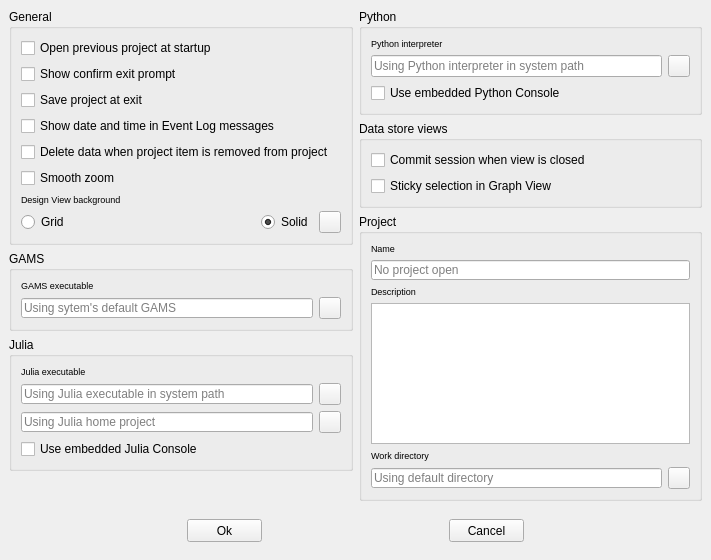
Before: the Qt Designer form spinetoolbox/ui/settings.ui in spine-tools/Spine-Toolbox, drawn with Qt 5.
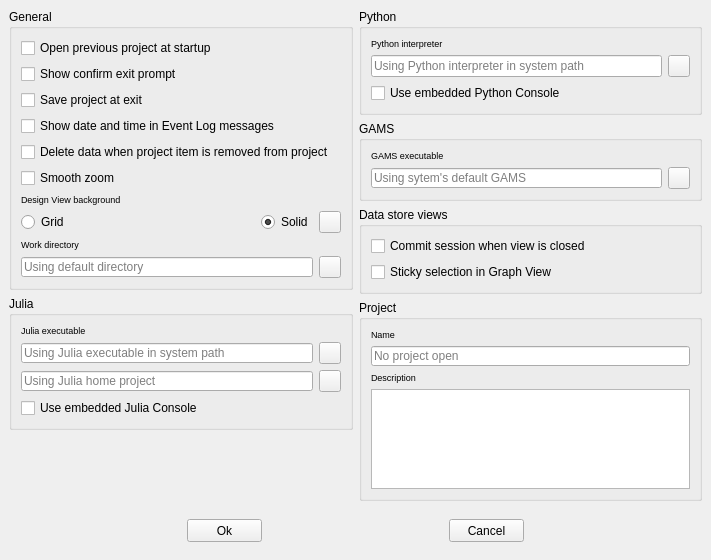
After: the same form once the commit is applied. Icons and pictures are not drawn.

Commit message:
Work directory is now an application setting instead of a project setting. You can change the name of the Project in Settings. Updated ChangeLog.
Issue #257

Diff of the .ui file:
```diff
--- a/spinetoolbox/ui/settings.ui
+++ b/spinetoolbox/ui/settings.ui
@@ -114,7 +114,7 @@
         <property name="autoFillBackground">
          <bool>true</bool>
         </property>
-        <layout class="QVBoxLayout" name="verticalLayout_5" stretch="0,0,0,0">
+        <layout class="QVBoxLayout" name="verticalLayout_5" stretch="0,0,0">
          <property name="spacing">
           <number>6</number>
          </property>
@@ -297,32 +297,22 @@
               </item>
              </layout>
             </item>
-           </layout>
-          </widget>
-         </item>
          <item>
-          <widget class="QGroupBox" name="groupBox_gams">
-           <property name="title">
-            <string>GAMS</string>
-           </property>
-           <layout class="QGridLayout" name="gridLayout">
-            <property name="spacing">
-             <number>6</number>
-            </property>
-            <item row="1" column="0">
-             <widget class="QLabel" name="label_4">
+             <widget class="QLabel" name="label_6">
               <property name="font">
                <font>
                 <pointsize>7</pointsize>
                </font>
               </property>
               <property name="text">
-               <string>GAMS executable</string>
+               <string>Work directory</string>
               </property>
              </widget>
             </item>
-            <item row="2" column="0">
-             <widget class="QLineEdit" name="lineEdit_gams_path">
+            <item>
+             <layout class="QHBoxLayout" name="horizontalLayout_3">
+              <item>
+               <widget class="QLineEdit" name="lineEdit_work_dir">
               <property name="minimumSize">
                <size>
                 <width>0</width>
@@ -336,18 +326,24 @@
                </size>
               </property>
               <property name="toolTip">
-               <string>&lt;html&gt;&lt;head/&gt;&lt;body&gt;&lt;p&gt;Path to GAMS executable for Tool and GAMS Python bindings. Leave blank to use system's default&lt;/p&gt;&lt;/body&gt;&lt;/html&gt;</string>
+                 <string>&lt;html&gt;&lt;head/&gt;&lt;body&gt;&lt;p&gt;Work directory. Leave this empty to use the default (\work).&lt;/p&gt;&lt;/body&gt;&lt;/html&gt;</string>
               </property>
               <property name="placeholderText">
-               <string>Using sytem's default GAMS</string>
+                 <string>Using default directory</string>
               </property>
               <property name="clearButtonEnabled">
                <bool>true</bool>
               </property>
              </widget>
             </item>
-            <item row="2" column="1">
-             <widget class="QToolButton" name="toolButton_browse_gams">
+              <item>
+               <widget class="QToolButton" name="toolButton_browse_work">
+                <property name="sizePolicy">
+                 <sizepolicy hsizetype="Fixed" vsizetype="Fixed">
+                  <horstretch>0</horstretch>
+                  <verstretch>0</verstretch>
+                 </sizepolicy>
+                </property>
               <property name="maximumSize">
                <size>
                 <width>22</width>
@@ -355,13 +351,15 @@
                </size>
               </property>
               <property name="toolTip">
-               <string>&lt;html&gt;&lt;head/&gt;&lt;body&gt;&lt;p&gt;Pick GAMS executable with file browser (eg. gams.exe on Windows)&lt;/p&gt;&lt;/body&gt;&lt;/html&gt;</string>
+                 <string>&lt;html&gt;&lt;head/&gt;&lt;body&gt;&lt;p&gt;Pick Work directory with file browser&lt;/p&gt;&lt;/body&gt;&lt;/html&gt;</string>
               </property>
               <property name="icon">
                <iconset resource="resources/resources_icons.qrc">
                 <normaloff>:/icons/menu_icons/folder-open-solid.svg</normaloff>:/icons/menu_icons/folder-open-solid.svg</iconset>
               </property>
              </widget>
+              </item>
+             </layout>
             </item>
            </layout>
           </widget>
@@ -502,7 +500,7 @@
       </widget>
      </item>
      <item>
-      <layout class="QVBoxLayout" name="verticalLayout_3" stretch="0,0,1">
+      <layout class="QVBoxLayout" name="verticalLayout_3" stretch="0,0,0,1">
        <item>
         <widget class="QGroupBox" name="groupBox_python">
          <property name="minimumSize">
@@ -570,6 +568,72 @@
          </layout>
         </widget>
        </item>
+       <item>
+        <widget class="QGroupBox" name="groupBox_gams">
+         <property name="title">
+          <string>GAMS</string>
+         </property>
+         <layout class="QGridLayout" name="gridLayout">
+          <property name="spacing">
+           <number>6</number>
+          </property>
+          <item row="1" column="0">
+           <widget class="QLabel" name="label_4">
+            <property name="font">
+             <font>
+              <pointsize>7</pointsize>
+             </font>
+            </property>
+            <property name="text">
+             <string>GAMS executable</string>
+            </property>
+           </widget>
+          </item>
+          <item row="2" column="0">
+           <widget class="QLineEdit" name="lineEdit_gams_path">
+            <property name="minimumSize">
+             <size>
+              <width>0</width>
+              <height>20</height>
+             </size>
+            </property>
+            <property name="maximumSize">
+             <size>
+              <width>16777215</width>
+              <height>20</height>
+             </size>
+            </property>
+            <property name="toolTip">
+             <string>&lt;html&gt;&lt;head/&gt;&lt;body&gt;&lt;p&gt;Path to GAMS executable for Tool and GAMS Python bindings. Leave blank to use system's default&lt;/p&gt;&lt;/body&gt;&lt;/html&gt;</string>
+            </property>
+            <property name="placeholderText">
+             <string>Using sytem's default GAMS</string>
+            </property>
+            <property name="clearButtonEnabled">
+             <bool>true</bool>
+            </property>
+           </widget>
+          </item>
+          <item row="2" column="1">
+           <widget class="QToolButton" name="toolButton_browse_gams">
+            <property name="maximumSize">
+             <size>
+              <width>22</width>
+              <height>22</height>
+             </size>
+            </property>
+            <property name="toolTip">
+             <string>&lt;html&gt;&lt;head/&gt;&lt;body&gt;&lt;p&gt;Pick GAMS executable with file browser (eg. gams.exe on Windows)&lt;/p&gt;&lt;/body&gt;&lt;/html&gt;</string>
+            </property>
+            <property name="icon">
+             <iconset resource="resources/resources_icons.qrc">
+              <normaloff>:/icons/menu_icons/folder-open-solid.svg</normaloff>:/icons/menu_icons/folder-open-solid.svg</iconset>
+            </property>
+           </widget>
+          </item>
+         </layout>
+        </widget>
+       </item>
        <item>
         <widget class="QGroupBox" name="groupBox_data_store">
          <property name="sizePolicy">
@@ -668,16 +732,16 @@
              </size>
             </property>
             <property name="cursor">
-             <cursorShape>ArrowCursor</cursorShape>
+             <cursorShape>IBeamCursor</cursorShape>
             </property>
             <property name="focusPolicy">
-             <enum>Qt::NoFocus</enum>
+             <enum>Qt::StrongFocus</enum>
             </property>
             <property name="toolTip">
              <string>&lt;html&gt;&lt;head/&gt;&lt;body&gt;&lt;p&gt;You can rename project from main window menu &lt;span style=&quot; font-weight:600;&quot;&gt;File -&amp;gt; Save As...&lt;/span&gt;&lt;/p&gt;&lt;/body&gt;&lt;/html&gt;</string>
             </property>
             <property name="readOnly">
-             <bool>true</bool>
+             <bool>false</bool>
             </property>
             <property name="placeholderText">
              <string>No project open</string>
@@ -734,70 +798,6 @@
             </property>
            </widget>
           </item>
-          <item>
-           <widget class="QLabel" name="label_6">
-            <property name="font">
-             <font>
-              <pointsize>7</pointsize>
-             </font>
-            </property>
-            <property name="text">
-             <string>Work directory</string>
-            </property>
-           </widget>
-          </item>
-          <item>
-           <layout class="QHBoxLayout" name="horizontalLayout_3">
-            <item>
-             <widget class="QLineEdit" name="lineEdit_work_dir">
-              <property name="minimumSize">
-               <size>
-                <width>0</width>
-                <height>20</height>
-               </size>
-              </property>
-              <property name="maximumSize">
-               <size>
-                <width>16777215</width>
-                <height>20</height>
-               </size>
-              </property>
-              <property name="toolTip">
-               <string>&lt;html&gt;&lt;head/&gt;&lt;body&gt;&lt;p&gt;Work directory location. Leave empty to use default (\work).&lt;/p&gt;&lt;/body&gt;&lt;/html&gt;</string>
-              </property>
-              <property name="placeholderText">
-               <string>Using default directory</string>
-              </property>
-              <property name="clearButtonEnabled">
-               <bool>true</bool>
-              </property>
-             </widget>
-            </item>
-            <item>
-             <widget class="QToolButton" name="toolButton_browse_work">
-              <property name="sizePolicy">
-               <sizepolicy hsizetype="Fixed" vsizetype="Fixed">
-                <horstretch>0</horstretch>
-                <verstretch>0</verstretch>
-               </sizepolicy>
-              </property>
-              <property name="maximumSize">
-               <size>
-                <width>22</width>
-                <height>22</height>
-               </size>
-              </property>
-              <property name="toolTip">
-               <string>&lt;html&gt;&lt;head/&gt;&lt;body&gt;&lt;p&gt;Pick Work directory with file browser&lt;/p&gt;&lt;/body&gt;&lt;/html&gt;</string>
-              </property>
-              <property name="icon">
-               <iconset resource="resources/resources_icons.qrc">
-                <normaloff>:/icons/menu_icons/folder-open-solid.svg</normaloff>:/icons/menu_icons/folder-open-solid.svg</iconset>
-              </property>
-             </widget>
-            </item>
-           </layout>
-          </item>
          </layout>
         </widget>
        </item>
```
Left out of the diff: 9 changed lines with no effect on the pictures. Lines whose indentation alone changed are shown as unchanged. The commit also changes 13 other files.
